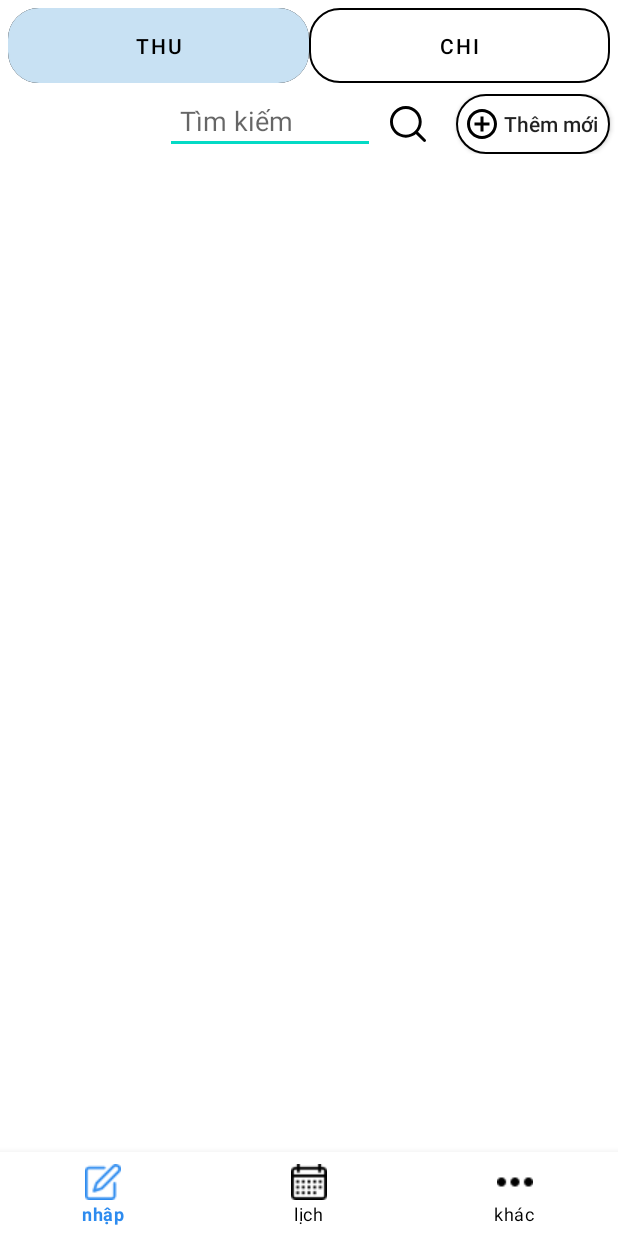
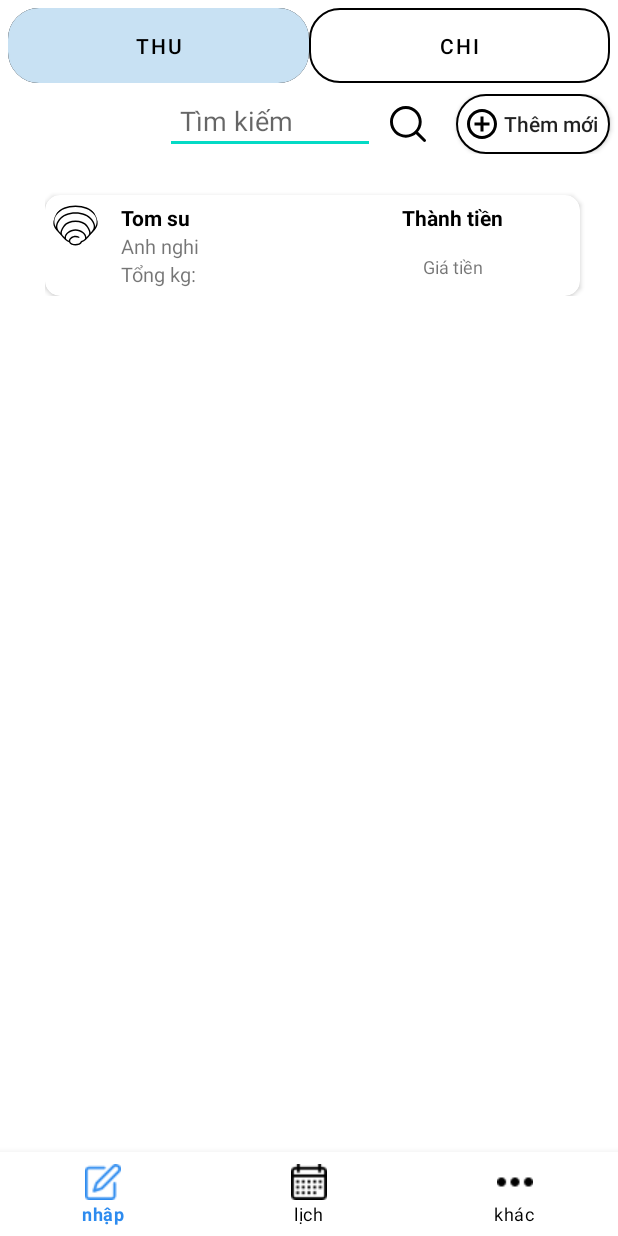
Before and after one commit to phamchinghi/QLTL, an Android app: the screen it shows after launch (MainActivity), on a phone screen of 412 x 824 dp. Run offline under Robolectric (Android 15) with nearby library versions, the phone set to English and light mode, and no system bars; our stand-ins replace CircleImageView.

Commit message:
newest update

```diff
--- a/app/src/main/java/com/example/qltl/MainActivity.java
+++ b/app/src/main/java/com/example/qltl/MainActivity.java
@@ -79,5 +79,6 @@ public class MainActivity extends AppCompatActivity {
                 return true;
             }
         });
+
     }
 }
--- /dev/null
+++ b/app/src/main/java/com/example/qltl/ThuySanAdapter.java
@@ -0,0 +1,89 @@
+package com.example.qltl;
+
+import android.content.Context;
+import android.view.LayoutInflater;
+import android.view.View;
+import android.view.ViewGroup;
+import android.widget.ImageView;
+import android.widget.TextView;
+
+import androidx.annotation.NonNull;
+import androidx.cardview.widget.CardView;
+import androidx.recyclerview.widget.RecyclerView;
+
+import com.example.qltl.nhap.customInput_Output;
+
+import java.util.List;
+
+public class ThuySanAdapter extends RecyclerView.Adapter<ThuySanAdapter.ThuySanViewHolder>{
+
+    private Context context;
+    private List<ThuySan> listThuySan;
+
+    public ThuySanAdapter(Context context) {
+        this.context = context;
+    }
+
+    public void setData(List<ThuySan> thuySanList){
+        this.listThuySan = thuySanList;
+        notifyDataSetChanged();//build va load du lieu vao viewadapter
+    }
+
+    @NonNull
+    @Override
+    public ThuySanViewHolder onCreateViewHolder(@NonNull ViewGroup parent, int viewType) {
+        View view = LayoutInflater.from(parent.getContext()).inflate(R.layout.item_thuysan, parent,false);
+        return new ThuySanViewHolder(view);
+    }
+
+    @Override
+    public void onBindViewHolder(@NonNull ThuySanViewHolder holder, int position) {
+        ThuySan thuySan = listThuySan.get(position);
+        customInput_Output customInput_output = new customInput_Output(context);
+        if(thuySan == null){
+            return;
+        }
+        holder.imgThuySan.setImageResource(thuySan.getResourceId());
+        holder.txtName.setText(thuySan.getName());
+        holder.txtNameCustomer.setText(thuySan.getTenKH());
+    }
+
+    @Override
+    public int getItemCount() {
+        if(listThuySan != null){
+            return listThuySan.size();
+        }
+        return 0;
+    }
+
+    public class ThuySanViewHolder extends RecyclerView.ViewHolder implements View.OnClickListener {
+
+        private ImageView imgThuySan;
+        private TextView txtName;
+        private TextView txtNameCustomer;
+        private TextView txtTongKhoiLuong;
+        private  TextView txtGiaTien;
+
+
+        public ThuySanViewHolder(@NonNull View itemView) {
+            super(itemView);
+
+            imgThuySan = itemView.findViewById(R.id.img_thuysan);
+            txtName = itemView.findViewById(R.id.txt_ten_thuysan);
+            txtNameCustomer = itemView.findViewById(R.id.txt_tenKH);
+            txtTongKhoiLuong = itemView.findViewById(R.id.txt_soluong_da_mua);
+            txtGiaTien = itemView.findViewById(R.id.txt_gia_tien);
+
+
+//            itemThuySan.setOnClickListener(onClick(this););
+
+        }
+
+        @Override
+        public void onClick(View v) {
+
+        }
+    }
+
+
+}
--- /dev/null
+++ b/app/src/main/java/com/example/qltl/nhap/customThu.java
@@ -0,0 +1,70 @@
+package com.example.qltl.nhap;
+
+import android.content.Context;
+import android.content.Intent;
+import android.util.AttributeSet;
+import android.view.LayoutInflater;
+import android.view.View;
+import android.widget.RelativeLayout;
+
+import androidx.recyclerview.widget.LinearLayoutManager;
+import androidx.recyclerview.widget.RecyclerView;
+
+import com.example.qltl.R;
+import com.example.qltl.ThuySan;
+import com.example.qltl.ThuySanAdapter;
+
+import java.util.ArrayList;
+import java.util.List;
+
+public class customThu extends RelativeLayout {
+    private RecyclerView rcvThuySan;
+    private ThuySanAdapter thuySanAdapter;
+    Context context;
+
+    public customThu(Context context) {
+        super(context);
+    }
+
+    public customThu(Context context, AttributeSet attrs) {
+        super(context, attrs);
+        this.context = context;
+        IntializeUILayout();
+
+    }
+
+    private void IntializeUILayout(){
+        LayoutInflater inflater =(LayoutInflater) context.getSystemService(Context.LAYOUT_INFLATER_SERVICE);
+        View view = inflater.inflate(R.layout.layout_thu,this);
+
+        rcvThuySan = view.findViewById(R.id.recycle_view_thu);
+        thuySanAdapter = new ThuySanAdapter(context);
+
+        LinearLayoutManager linearLayoutManager = new LinearLayoutManager(context, RecyclerView.VERTICAL,false);
+        rcvThuySan.setLayoutManager(linearLayoutManager);
+
+        thuySanAdapter.setData(getListThuySan());
+        rcvThuySan.setAdapter(thuySanAdapter);
+
+    }
+
+    private List<ThuySan> getListThuySan(){
+        List<ThuySan> list = new ArrayList<>();
+//        list.add(new ThuySan(R.drawable.ic_crab, "Tom su", "Anh nghi", 50000, 12000));
+//        list.add(new ThuySan(R.drawable.ic_crab, "Tom su", "Anh nghi", 50000, 12000));
+//        list.add(new ThuySan(R.drawable.ic_clam, "Tom su", "Anh nghi", 50000, 12000));
+//        list.add(new ThuySan(R.drawable.ic_crab, "Tom su", "Anh nghi", 50000, 12000));
+//        list.add(new ThuySan(R.drawable.ic_crab, "Tom su", "Anh nghi", 50000, 12000));
+//        list.add(new ThuySan(R.drawable.ic_clam, "Tom su", "Anh nghi", 50000, 12000));
+//        list.add(new ThuySan(R.drawable.ic_crab, "Tom su", "Anh nghi", 50000, 12000));
+//        list.add(new ThuySan(R.drawable.ic_crab, "Tom su", "Anh nghi", 50000, 12000));
+        list.add(new ThuySan(R.drawable.ic_clam, "Tom su", "Anh nghi", 50000, 12000));
+//        list.add(new ThuySan(R.drawable.ic_crab, "Tom su", "Anh nghi", 50000, 12000));
+//        list.add(new ThuySan(R.drawable.ic_crab, "Tom su", "Anh nghi", 50000, 12000));
+//        list.add(new ThuySan(R.drawable.ic_clam, "Tom su", "Anh nghi", 50000, 12000));
+//        list.add(new ThuySan(R.drawable.ic_crab, "Tom su", "Anh nghi", 50000, 12000));
+//        list.add(new ThuySan(R.drawable.ic_crab, "Tom su", "Anh nghi", 50000, 12000));
+//        list.add(new ThuySan(R.drawable.ic_clam, "Tom su", "Anh nghi", 50000, 12000));
+        return list;
+    }
+}
--- a/app/src/main/java/com/example/qltl/nhap/fragmentThu.java
+++ b/app/src/main/java/com/example/qltl/nhap/fragmentThu.java
@@ -1,5 +1,6 @@
 package com.example.qltl.nhap;
 
+import android.content.Context;
 import android.os.Bundle;
 
 import android.view.LayoutInflater;
@@ -10,11 +11,8 @@ import androidx.fragment.app.Fragment;
 
 import com.example.qltl.R;
 
+
 public class fragmentThu extends Fragment {
-
-    public fragmentThu() {
-    }
-
 
     @Override
     public View onCreateView(LayoutInflater inflater, ViewGroup container,
--- a/app/src/main/res/layout/activity_chi_tiet_thu.xml
+++ b/app/src/main/res/layout/activity_chi_tiet_thu.xml
@@ -28,7 +28,7 @@
             android:layout_width="wrap_content"
             android:layout_height="match_parent"
             android:layout_weight="2"
-            android:text="@string/thu"
+            android:text="test"
             android:gravity="center"/>
 
         <ImageButton
--- a/app/src/main/res/layout/fragment_thu.xml
+++ b/app/src/main/res/layout/fragment_thu.xml
@@ -1,18 +1,13 @@
 <?xml version="1.0" encoding="utf-8"?>
-<FrameLayout
+<RelativeLayout
     xmlns:android="http://schemas.android.com/apk/res/android"
-    xmlns:app="http://schemas.android.com/apk/res-auto"
     xmlns:tools="http://schemas.android.com/tools"
     android:layout_width="match_parent"
     android:layout_height="match_parent"
-    tools:context=".nhap.fragmentThu"
-    android:orientation="vertical"
-    android:padding="20dp"
     >
-    <androidx.recyclerview.widget.RecyclerView
-        android:id="@+id/recycle_view_thu"
+    <com.example.qltl.nhap.customThu
         android:layout_width="match_parent"
         android:layout_height="match_parent"
-        android:padding="12dp"/>
+/>
 
-</FrameLayout>
+</RelativeLayout>
--- a/app/src/main/res/layout/item_thuysan.xml
+++ b/app/src/main/res/layout/item_thuysan.xml
@@ -1,8 +1,11 @@
 <?xml version="1.0" encoding="utf-8"?>
 <androidx.cardview.widget.CardView xmlns:android="http://schemas.android.com/apk/res/android"
     android:layout_width="match_parent"
-    android:layout_height="match_parent"
-    >
+    android:layout_height="wrap_content"
+    xmlns:app="http://schemas.android.com/apk/res-auto"
+    android:layout_marginTop="5dp"
+    android:layout_marginEnd="5dp"
+    app:cardCornerRadius="10dp">
 <RelativeLayout
     android:layout_width="match_parent"
     android:layout_height="wrap_content"
--- /dev/null
+++ b/app/src/main/res/layout/layout_thu.xml
@@ -0,0 +1,19 @@
+<?xml version="1.0" encoding="utf-8"?>
+<RelativeLayout
+    xmlns:android="http://schemas.android.com/apk/res/android"
+    xmlns:tools="http://schemas.android.com/tools"
+    android:layout_width="match_parent"
+    android:layout_height="match_parent"
+    tools:context=".nhap.fragmentThu"
+    android:orientation="vertical"
+    android:padding="10dp"
+    android:layout_marginStart="10dp"
+    android:layout_marginBottom="10dp"
+    >
+    <androidx.recyclerview.widget.RecyclerView
+        android:id="@+id/recycle_view_thu"
+        android:layout_width="match_parent"
+        android:layout_height="wrap_content"
+        android:padding="10dp"/>
+
+</RelativeLayout>
```
Also changed, not shown: app/src/main/java/com/example/qltl/ThuySan.java (+8 -17 lines), app/src/main/java/com/example/qltl/nhap/ChiTietThuActivity.java (+8 -0 lines), app/src/main/java/com/example/qltl/nhap/customInput_Output.java (+21 -19 lines), app/src/main/res/layout/new_event_layout.xml (+6 -7 lines), 1 other file.
